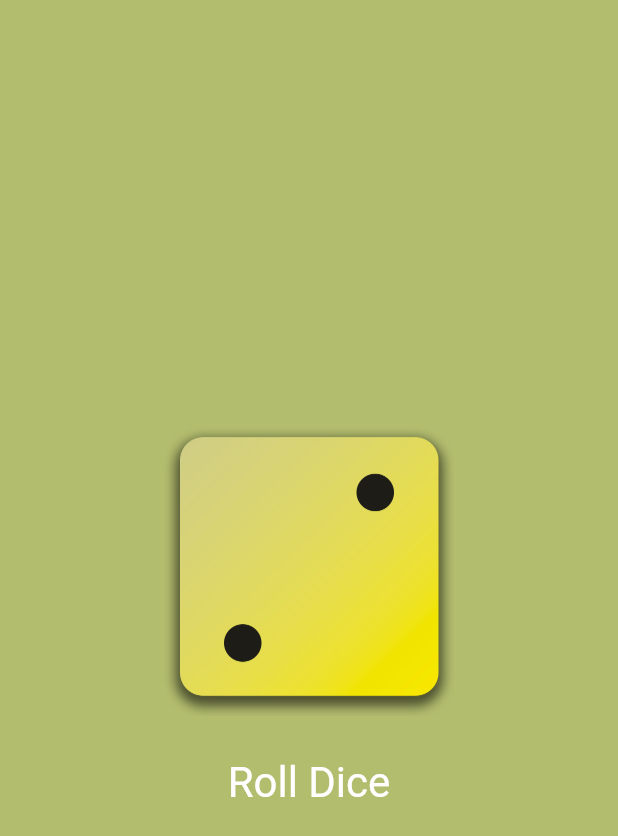
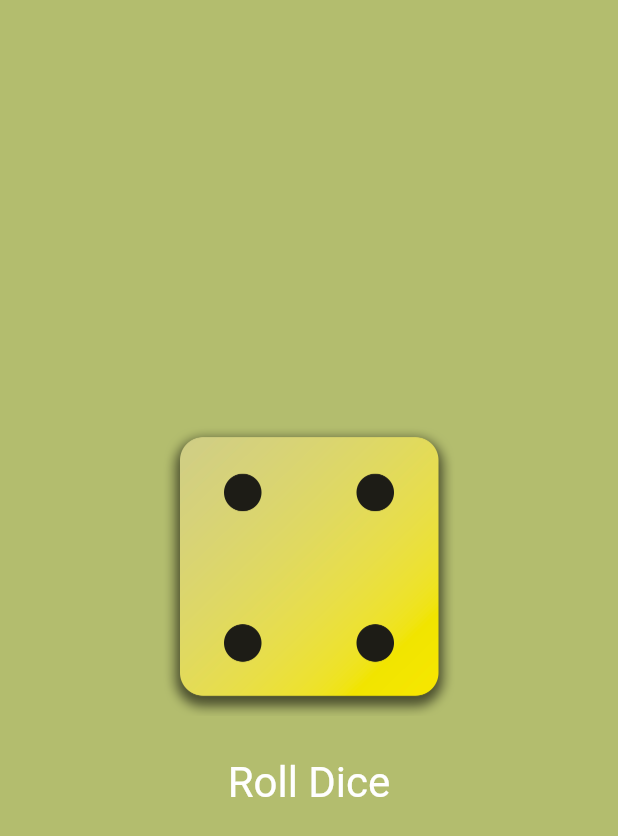
Before and after one commit to akizyfee/Flutter, a Flutter app: the screen it shows after launch, after a tap on "Roll Dice", on a phone screen of 412 x 824 dp. Shown: the top 836 px of the screen. Run offline on Flutter 3.47's test engine with Material 2 defaults, Android fonts, the phone set to English and light mode, and no system bars.

Commit message:
fix: 有狀態小部件學習

```diff
--- /dev/null
+++ b/lib/dice_roller.dart
@@ -0,0 +1,48 @@
+import 'package:flutter/material.dart';
+
+class DiceRoller extends StatefulWidget {
+  const DiceRoller({super.key});
+
+  @override
+  State<DiceRoller> createState() {
+    return _DiceRollerState();
+  }
+}
+
+class _DiceRollerState extends State<DiceRoller> {
+  var activeDiceImage = 'assets/images/dice-2.png';
+
+  void rollDice() {
+    setState(() {
+      activeDiceImage = 'assets/images/dice-4.png';
+    });
+    print('changing image...');
+  }
+
+  @override
+  Widget build(context) {
+    return Column(
+      mainAxisSize: MainAxisSize.min,
+      children: [
+        Image.asset(
+          activeDiceImage,
+          width: 200,
+        ),
+        const SizedBox(
+          height: 20,
+        ),
+        TextButton(
+          onPressed: rollDice,
+          style: TextButton.styleFrom(
+            // padding: const EdgeInsets.only(top: 20),
+            foregroundColor: Colors.white,
+            textStyle: const TextStyle(
+              fontSize: 28,
+            ),
+          ),
+          child: const Text('Roll Dice'),
+        )
+      ],
+    );
+  }
+}
--- a/lib/gradient_container.dart
+++ b/lib/gradient_container.dart
@@ -1,5 +1,5 @@
+import 'package:first_app/dice_roller.dart';
 import 'package:flutter/material.dart';
-import 'package:first_app/style_text.dart';
 
 const starAlignment = Alignment.topLeft;
 const endAlignment = Alignment.bottomRight;
@@ -9,8 +9,6 @@ class GradientContainer extends StatelessWidget {
 
   final Color colors1;
   final Color colors2;
-
-  void rollDice() {}
 
   @override
   Widget build(context) {
@@ -22,30 +20,8 @@ class GradientContainer extends StatelessWidget {
           end: endAlignment,
         ),
       ),
-      child: Center(
-        child: Column(
-          mainAxisSize: MainAxisSize.min,
-          children: [
-            Image.asset(
-              'assets/images/dice-2.png',
-              width: 200,
-            ),
-            const SizedBox(
-              height: 20,
-            ),
-            TextButton(
-              onPressed: rollDice,
-              style: TextButton.styleFrom(
-                // padding: const EdgeInsets.only(top: 20),
-                foregroundColor: Colors.white,
-                textStyle: const TextStyle(
-                  fontSize: 28,
-                ),
-              ),
-              child: const Text('Roll Dice'),
-            )
-          ],
-        ),
+      child: const Center(
+        child: DiceRoller(),
       ),
     );
   }
--- a/lib/main.dart
+++ b/lib/main.dart
@@ -5,8 +5,10 @@ void main() {
   runApp(
     const MaterialApp(
       home: Scaffold(
-        body: GradientContainer(Color.fromARGB(255, 179, 189, 110),
-            Color.fromARGB(255, 179, 189, 110)),
+        body: GradientContainer(
+          Color.fromARGB(255, 179, 189, 110),
+          Color.fromARGB(255, 179, 189, 110),
+        ),
       ),
     ),
   );
```
